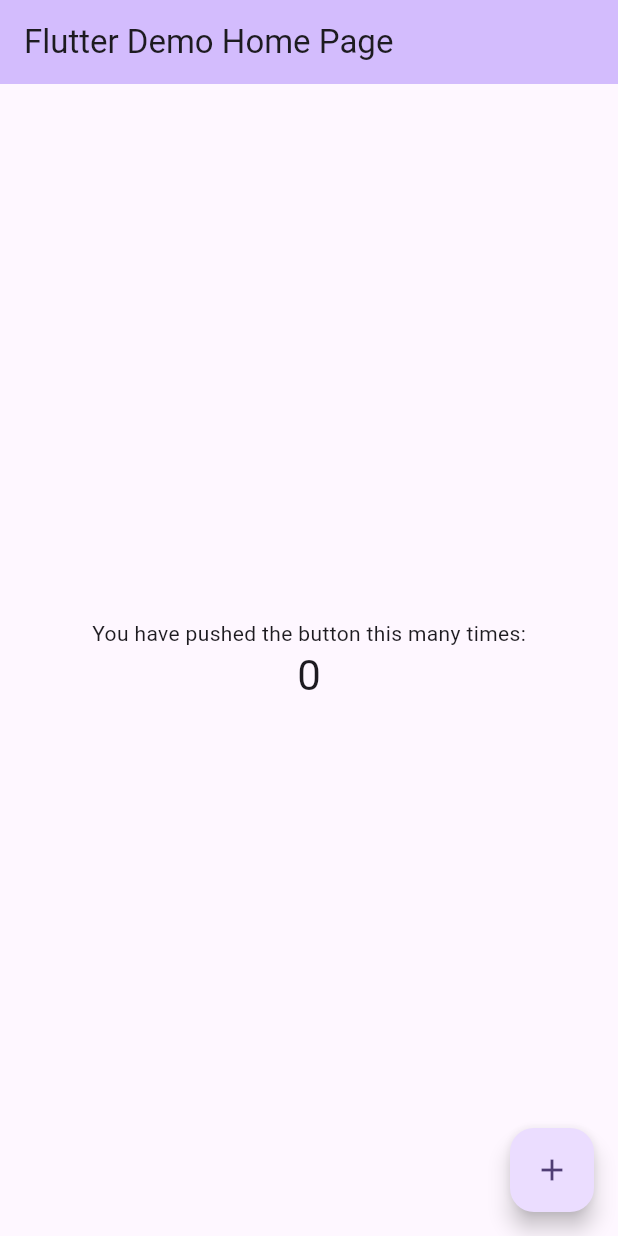
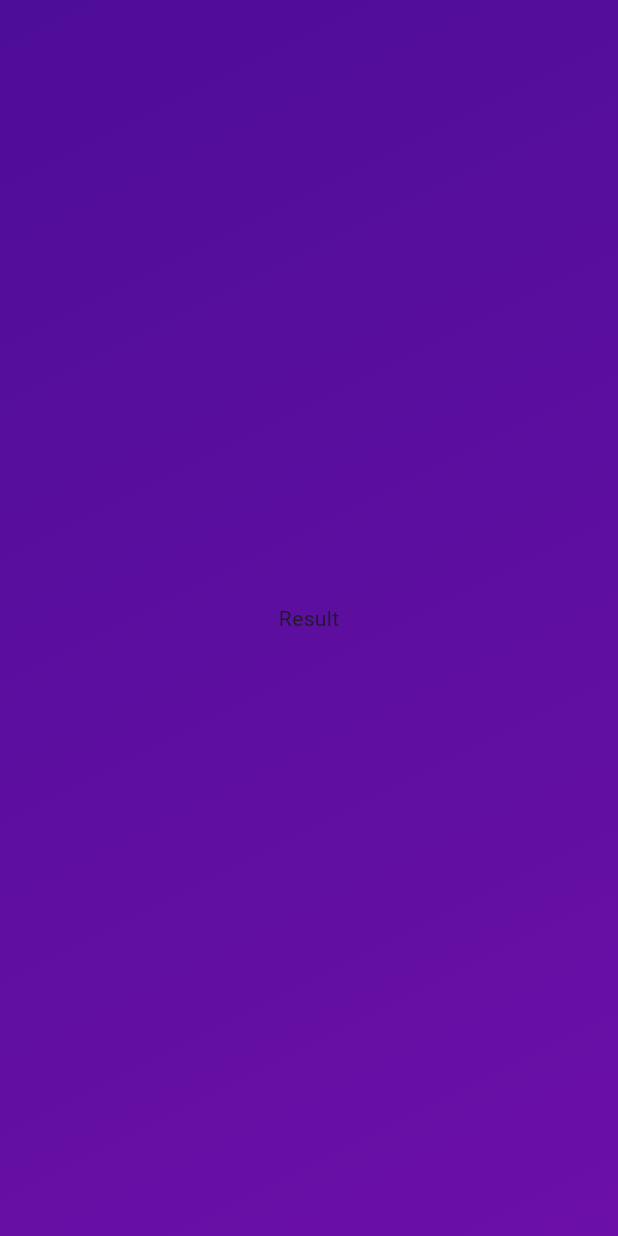
Before and after one commit to lancekian12/Calculator-App, a Flutter app: the screen it shows after launch, on a phone screen of 412 x 824 dp. Run offline on Flutter 3.47's test engine with Material 3 defaults, Android fonts, the phone set to English and light mode, and no system bars.

Commit message:
Created the main screen

```diff
--- /dev/null
+++ b/lib/arithmetic_button.dart
@@ -0,0 +1,15 @@
+import 'package:flutter/material.dart';
+
+class ArithmeticButton extends StatelessWidget {
+  const ArithmeticButton(this.text, {super.key, required this.operation});
+
+  final String text;
+  final void Function() operation;
+  @override
+  Widget build(context) {
+    return ElevatedButton(
+      onPressed: operation,
+      child: Text(text),
+    );
+  }
+}
--- a/lib/main.dart
+++ b/lib/main.dart
@@ -1,125 +1,8 @@
 import 'package:flutter/material.dart';
+import 'package:calculator_app/main_screen.dart';
 
 void main() {
-  runApp(const MyApp());
+  runApp(
+    const MainScreen(),
+  );
 }
-
-class MyApp extends StatelessWidget {
-  const MyApp({super.key});
-
-  // This widget is the root of your application.
-  @override
-  Widget build(BuildContext context) {
-    return MaterialApp(
-      title: 'Flutter Demo',
-      theme: ThemeData(
-        // This is the theme of your application.
-        //
-        // TRY THIS: Try running your application with "flutter run". You'll see
-        // the application has a purple toolbar. Then, without quitting the app,
-        // try changing the seedColor in the colorScheme below to Colors.green
-        // and then invoke "hot reload" (save your changes or press the "hot
-        // reload" button in a Flutter-supported IDE, or press "r" if you used
-        // the command line to start the app).
-        //
-        // Notice that the counter didn't reset back to zero; the application
-        // state is not lost during the reload. To reset the state, use hot
-        // restart instead.
-        //
-        // This works for code too, not just values: Most code changes can be
-        // tested with just a hot reload.
-        colorScheme: ColorScheme.fromSeed(seedColor: Colors.deepPurple),
-        useMaterial3: true,
-      ),
-      home: const MyHomePage(title: 'Flutter Demo Home Page'),
-    );
-  }
-}
-
-class MyHomePage extends StatefulWidget {
-  const MyHomePage({super.key, required this.title});
-
-  // This widget is the home page of your application. It is stateful, meaning
-  // that it has a State object (defined below) that contains fields that affect
-  // how it looks.
-
-  // This class is the configuration for the state. It holds the values (in this
-  // case the title) provided by the parent (in this case the App widget) and
-  // used by the build method of the State. Fields in a Widget subclass are
-  // always marked "final".
-
-  final String title;
-
-  @override
-  State<MyHomePage> createState() => _MyHomePageState();
-}
-
-class _MyHomePageState extends State<MyHomePage> {
-  int _counter = 0;
-
-  void _incrementCounter() {
-    setState(() {
-      // This call to setState tells the Flutter framework that something has
-      // changed in this State, which causes it to rerun the build method below
-      // so that the display can reflect the updated values. If we changed
-      // _counter without calling setState(), then the build method would not be
-      // called again, and so nothing would appear to happen.
-      _counter++;
-    });
-  }
-
-  @override
-  Widget build(BuildContext context) {
-    // This method is rerun every time setState is called, for instance as done
-    // by the _incrementCounter method above.
-    //
-    // The Flutter framework has been optimized to make rerunning build methods
-    // fast, so that you can just rebuild anything that needs updating rather
-    // than having to individually change instances of widgets.
-    return Scaffold(
-      appBar: AppBar(
-        // TRY THIS: Try changing the color here to a specific color (to
-        // Colors.amber, perhaps?) and trigger a hot reload to see the AppBar
-        // change color while the other colors stay the same.
-        backgroundColor: Theme.of(context).colorScheme.inversePrimary,
-        // Here we take the value from the MyHomePage object that was created by
-        // the App.build method, and use it to set our appbar title.
-        title: Text(widget.title),
-      ),
-      body: Center(
-        // Center is a layout widget. It takes a single child and positions it
-        // in the middle of the parent.
-        child: Column(
-          // Column is also a layout widget. It takes a list of children and
-          // arranges them vertically. By default, it sizes itself to fit its
-          // children horizontally, and tries to be as tall as its parent.
-          //
-          // Column has various properties to control how it sizes itself and
-          // how it positions its children. Here we use mainAxisAlignment to
-          // center the children vertically; the main axis here is the vertical
-          // axis because Columns are vertical (the cross axis would be
-          // horizontal).
-          //
-          // TRY THIS: Invoke "debug painting" (choose the "Toggle Debug Paint"
-          // action in the IDE, or press "p" in the console), to see the
-          // wireframe for each widget.
-          mainAxisAlignment: MainAxisAlignment.center,
-          children: <Widget>[
-            const Text(
-              'You have pushed the button this many times:',
-            ),
-            Text(
-              '$_counter',
-              style: Theme.of(context).textTheme.headlineMedium,
-            ),
-          ],
-        ),
-      ),
-      floatingActionButton: FloatingActionButton(
-        onPressed: _incrementCounter,
-        tooltip: 'Increment',
-        child: const Icon(Icons.add),
-      ), // This trailing comma makes auto-formatting nicer for build methods.
-    );
-  }
-}
--- /dev/null
+++ b/lib/main_screen.dart
@@ -0,0 +1,34 @@
+import 'package:flutter/material.dart';
+
+class MainScreen extends StatefulWidget {
+  const MainScreen({super.key});
+  @override
+  State<MainScreen> createState() {
+    return _MainScreenState();
+  }
+}
+
+class _MainScreenState extends State<MainScreen> {
+  @override
+  Widget build(context) {
+    return MaterialApp(
+      home: Scaffold(
+        body: Container(
+          decoration: const BoxDecoration(
+            gradient: LinearGradient(
+              colors: [
+                Color.fromARGB(255, 78, 13, 151),
+                Color.fromARGB(255, 107, 15, 168),
+              ],
+              begin: Alignment.topLeft,
+              end: Alignment.bottomRight,
+            ),
+          ),
+          child: const Center(
+            child: Text("Result"),
+          ),
+        ),
+      ),
+    );
+  }
+}
```
